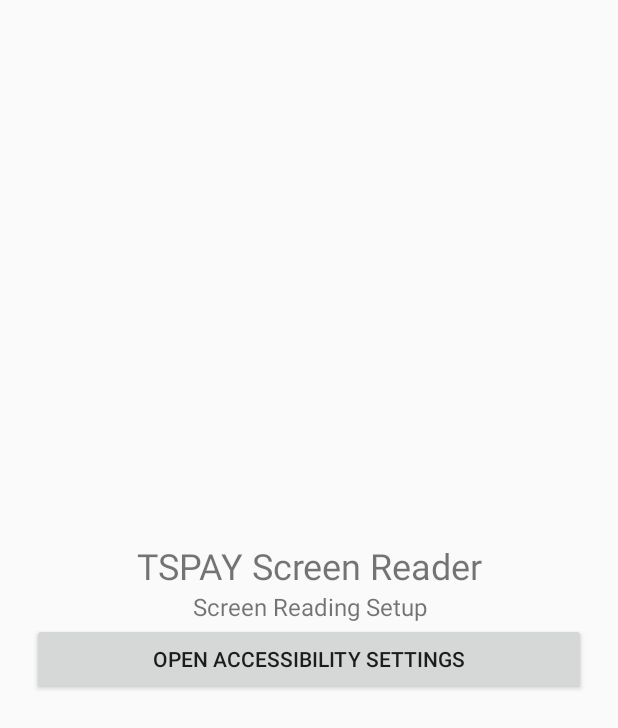
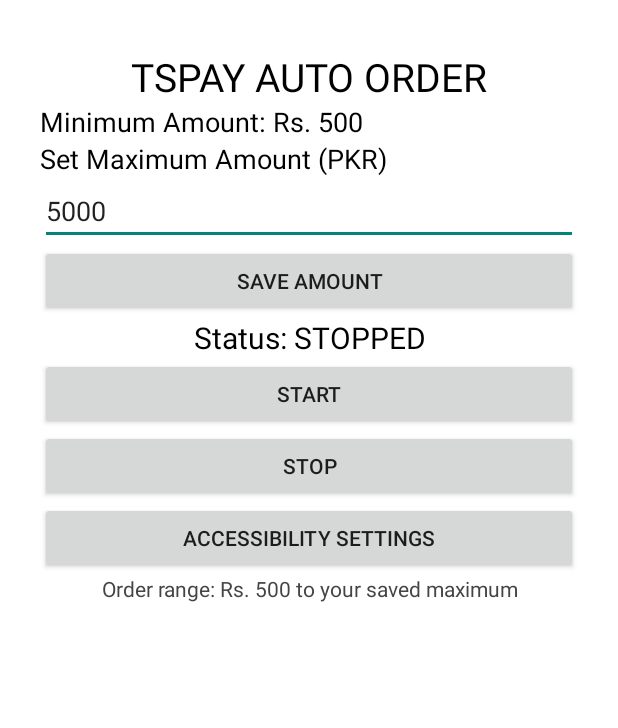
Before and after one commit to leghariadu-hub/TSPAY-Screen-Test, an Android app: the screen it shows after launch (MainActivity), on a phone screen of 412 x 824 dp. Shown: the top 728 px of the screen. Run offline under Robolectric (Android 15) with nearby library versions, the phone set to English and light mode, and no system bars.

Commit message:
Update MainActivity.kt

```diff
--- a/app/src/main/java/com/example/tspayscreentest/MainActivity.kt
+++ b/app/src/main/java/com/example/tspayscreentest/MainActivity.kt
@@ -1,40 +1,134 @@
-
 package com.example.tspayscreentest
 
 import android.app.Activity
 import android.os.Bundle
 import android.content.Intent
 import android.provider.Settings
+import android.graphics.Color
 import android.view.Gravity
-import android.widget.Button
-import android.widget.LinearLayout
-import android.widget.TextView
+import android.view.ViewGroup
+import android.widget.*
+import android.text.InputType
 
 class MainActivity : Activity() {
+
+    private val prefs by lazy {
+        getSharedPreferences("TSPAY_SETTINGS", MODE_PRIVATE)
+    }
+
+    private lateinit var statusText: TextView
+    private lateinit var maxAmountInput: EditText
 
     override fun onCreate(savedInstanceState: Bundle?) {
         super.onCreate(savedInstanceState)
 
         val layout = LinearLayout(this).apply {
             orientation = LinearLayout.VERTICAL
-            gravity = Gravity.CENTER
-            setPadding(32, 32, 32, 32)
+            gravity = Gravity.CENTER_HORIZONTAL
+            setPadding(40, 50, 40, 30)
+            setBackgroundColor(Color.WHITE)
         }
 
         val title = TextView(this).apply {
-            text = "TSPAY Screen Reader"
-            textSize = 24f
+            text = "TSPAY AUTO ORDER"
+            textSize = 26f
+            setTextColor(Color.BLACK)
             gravity = Gravity.CENTER
         }
 
-        val status = TextView(this).apply {
-            text = "Screen Reading Setup"
-            textSize = 16f
-            gravity = Gravity.CENTER
+        val minimum = TextView(this).apply {
+            text = "Minimum Amount: Rs. 500"
+            textSize = 18f
+            setTextColor(Color.BLACK)
         }
 
-        val permissionButton = Button(this).apply {
-            text = "Open Accessibility Settings"
+        val maximum = TextView(this).apply {
+            text = "Set Maximum Amount (PKR)"
+            textSize = 18f
+            setTextColor(Color.BLACK)
+        }
+
+        maxAmountInput = EditText(this).apply {
+            hint = "Enter maximum amount"
+            inputType = InputType.TYPE_CLASS_NUMBER
+            setSingleLine(true)
+            setText(prefs.getInt("max_amount", 5000).toString())
+        }
+
+        statusText = TextView(this).apply {
+            text = if (prefs.getBoolean("enabled", false))
+                "Status: STARTED"
+            else
+                "Status: STOPPED"
+            textSize = 20f
+            gravity = Gravity.CENTER
+            setTextColor(Color.BLACK)
+        }
+
+        val saveButton = Button(this).apply {
+            text = "SAVE AMOUNT"
+
+            setOnClickListener {
+                val amount = maxAmountInput.text.toString().toIntOrNull()
+
+                if (amount == null || amount < 500) {
+                    Toast.makeText(
+                        this@MainActivity,
+                        "Maximum must be 500 or higher",
+                        Toast.LENGTH_LONG
+                    ).show()
+                } else {
+                    prefs.edit()
+                        .putInt("max_amount", amount)
+                        .apply()
+
+                    Toast.makeText(
+                        this@MainActivity,
+                        "Amount Saved",
+                        Toast.LENGTH_SHORT
+                    ).show()
+                }
+            }
+        }
+
+        val startButton = Button(this).apply {
+            text = "START"
+
+            setOnClickListener {
+                prefs.edit()
+                    .putBoolean("enabled", true)
+                    .apply()
+
+                statusText.text = "Status: STARTED"
+
+                Toast.makeText(
+                    this@MainActivity,
+                    "Settings enabled",
+                    Toast.LENGTH_SHORT
+                ).show()
+            }
+        }
+
+        val stopButton = Button(this).apply {
+            text = "STOP"
+
+            setOnClickListener {
+                prefs.edit()
+                    .putBoolean("enabled", false)
+                    .apply()
+
+                statusText.text = "Status: STOPPED"
+
+                Toast.makeText(
+                    this@MainActivity,
+                    "Settings disabled",
+                    Toast.LENGTH_SHORT
+                ).show()
+            }
+        }
+
+        val accessibilityButton = Button(this).apply {
+            text = "ACCESSIBILITY SETTINGS"
 
             setOnClickListener {
                 startActivity(
@@ -43,9 +137,33 @@ class MainActivity : Activity() {
             }
         }
 
-        layout.addView(title)
-        layout.addView(status)
-        layout.addView(permissionButton)
+        val note = TextView(this).apply {
+            text = "Order range: Rs. 500 to your saved maximum"
+            textSize = 14f
+            gravity = Gravity.CENTER
+            setTextColor(Color.DKGRAY)
+        }
+
+        fun addItem(view: android.view.View) {
+            layout.addView(
+                view,
+                LinearLayout.LayoutParams(
+                    ViewGroup.LayoutParams.MATCH_PARENT,
+                    ViewGroup.LayoutParams.WRAP_CONTENT
+                )
+            )
+        }
+
+        addItem(title)
+        addItem(minimum)
+        addItem(maximum)
+        addItem(maxAmountInput)
+        addItem(saveButton)
+        addItem(statusText)
+        addItem(startButton)
+        addItem(stopButton)
+        addItem(accessibilityButton)
+        addItem(note)
 
         setContentView(layout)
     }
```
